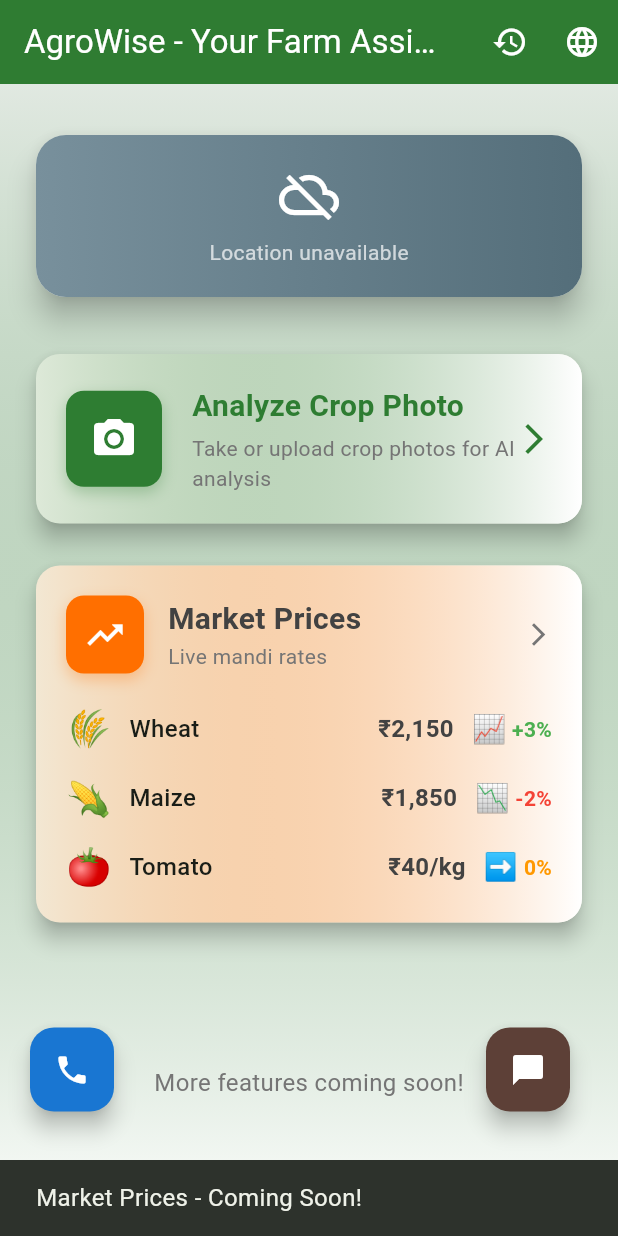
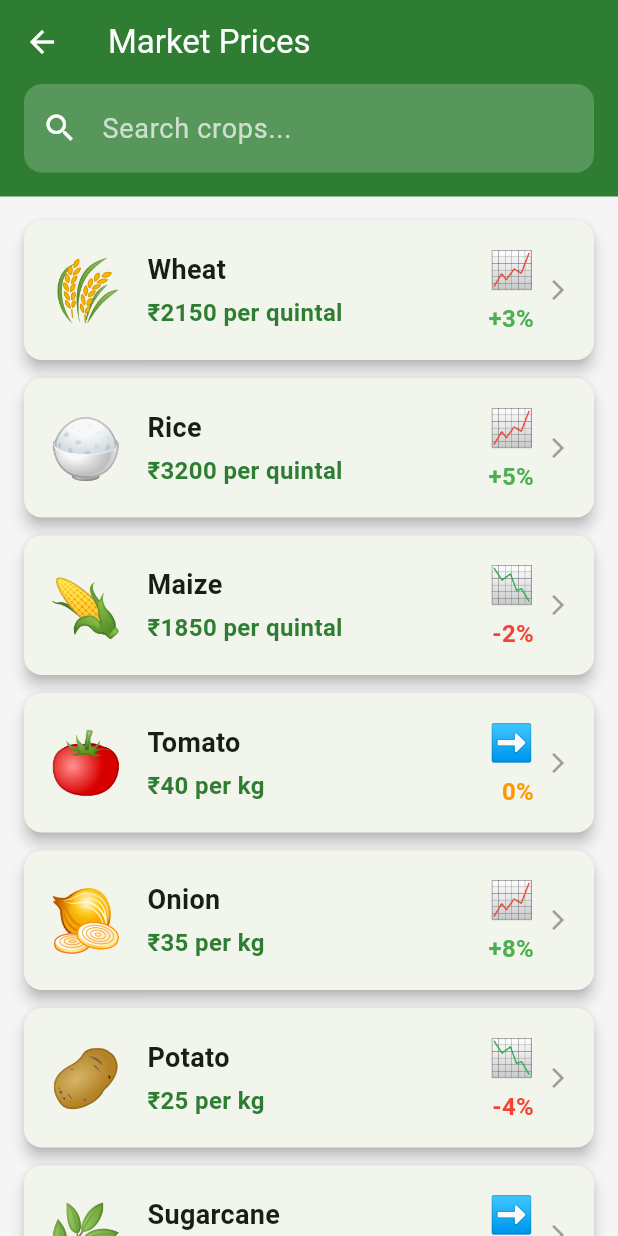
Before and after one commit to Yashasvi2229/agrowise-dashboard, a Flutter app: the screen it shows after launch, after a tap on "Market Prices", on a phone screen of 412 x 824 dp. Run offline on Flutter 3.47's test engine with Material 3 defaults, Android fonts, the phone set to English and light mode, and no system bars; our stand-ins replace geocoding, geolocator, image_picker, shared_preferences.

Commit message:
Add market prices detail screen with search functionality

```diff
--- /dev/null
+++ b/lib/screens/market_prices_screen.dart
@@ -0,0 +1,201 @@
+import 'package:flutter/material.dart';
+
+class MarketPricesScreen extends StatefulWidget {
+  const MarketPricesScreen({super.key});
+
+  @override
+  State<MarketPricesScreen> createState() => _MarketPricesScreenState();
+}
+
+class _MarketPricesScreenState extends State<MarketPricesScreen> {
+  final TextEditingController _searchController = TextEditingController();
+  String _searchQuery = '';
+
+  // Sample crop data - will be replaced with real API data
+  final List<Map<String, dynamic>> _crops = [
+    {'name': 'Wheat', 'emoji': '🌾', 'price': 2150, 'unit': 'quintal', 'trend': 'up', 'change': 3},
+    {'name': 'Rice', 'emoji': '🍚', 'price': 3200, 'unit': 'quintal', 'trend': 'up', 'change': 5},
+    {'name': 'Maize', 'emoji': '🌽', 'price': 1850, 'unit': 'quintal', 'trend': 'down', 'change': -2},
+    {'name': 'Tomato', 'emoji': '🍅', 'price': 40, 'unit': 'kg', 'trend': 'stable', 'change': 0},
+    {'name': 'Onion', 'emoji': '🧅', 'price': 35, 'unit': 'kg', 'trend': 'up', 'change': 8},
+    {'name': 'Potato', 'emoji': '🥔', 'price': 25, 'unit': 'kg', 'trend': 'down', 'change': -4},
+    {'name': 'Sugarcane', 'emoji': '🌿', 'price': 350, 'unit': 'quintal', 'trend': 'stable', 'change': 0},
+    {'name': 'Cotton', 'emoji': '☁️', 'price': 6500, 'unit': 'quintal', 'trend': 'up', 'change': 2},
+  ];
+
+  List<Map<String, dynamic>> get _filteredCrops {
+    if (_searchQuery.isEmpty) {
+      return _crops;
+    }
+    return _crops.where((crop) =>
+        crop['name'].toLowerCase().contains(_searchQuery.toLowerCase())
+    ).toList();
+  }
+
+  @override
+  Widget build(BuildContext context) {
+    return Scaffold(
+      appBar: AppBar(
+        title: const Text('Market Prices'),
+        elevation: 0,
+      ),
+      body: Column(
+        children: [
+          // Search Bar
+          Container(
+            color: const Color(0xFF2E7D32),
+            padding: const EdgeInsets.fromLTRB(16, 0, 16, 16),
+            child: TextField(
+              controller: _searchController,
+              onChanged: (value) {
+                setState(() {
+                  _searchQuery = value;
+                });
+              },
+              style: const TextStyle(color: Colors.white),
+              decoration: InputDecoration(
+                hintText: 'Search crops...',
+                hintStyle: const TextStyle(color: Colors.white70),
+                prefixIcon: const Icon(Icons.search, color: Colors.white),
+                suffix: _searchQuery.isNotEmpty
+                    ? IconButton(
+                        icon: const Icon(Icons.clear, color: Colors.white),
+                        onPressed: () {
+                          _searchController.clear();
+                          setState(() {
+                            _searchQuery = '';
+                          });
+                        },
+                      )
+                    : null,
+                filled: true,
+                fillColor: Colors.white.withOpacity(0.2),
+                border: OutlineInputBorder(
+                  borderRadius: BorderRadius.circular(12),
+                  borderSide: BorderSide.none,
+                ),
+              ),
+            ),
+          ),
+
+          // Crop List
+          Expanded(
+            child: _filteredCrops.isEmpty
+                ? const Center(
+                    child: Text(
+                      'No crops found',
+                      style: TextStyle(fontSize: 16, color: Colors.grey),
+                    ),
+                  )
+                : ListView.builder(
+                    padding: const EdgeInsets.all(16),
+                    itemCount: _filteredCrops.length,
+                    itemBuilder: (context, index) {
+                      final crop = _filteredCrops[index];
+                      return _buildCropCard(crop);
+                    },
+                  ),
+          ),
+        ],
+      ),
+    );
+  }
+
+  Widget _buildCropCard(Map<String, dynamic> crop) {
+    Color trendColor = crop['trend'] == 'up'
+        ? Colors.green
+        : crop['trend'] == 'down'
+            ? Colors.red
+            : Colors.orange;
+
+    String trendIcon = crop['trend'] == 'up'
+        ? '📈'
+        : crop['trend'] == 'down'
+            ? '📉'
+            : '➡️';
+
+    return Card(
+      margin: const EdgeInsets.only(bottom: 12),
+      shape: RoundedRectangleBorder(borderRadius: BorderRadius.circular(12)),
+      child: InkWell(
+        onTap: () {
+          // TODO: Navigate to crop detail screen
+          ScaffoldMessenger.of(context).showSnackBar(
+            SnackBar(content: Text('${crop['name']} details - Coming Soon!')),
+          );
+        },
+        borderRadius: BorderRadius.circular(12),
+        child: Padding(
+          padding: const EdgeInsets.all(16),
+          child: Row(
+            children: [
+              // Emoji
+              Text(
+                crop['emoji'],
+                style: const TextStyle(fontSize: 40),
+              ),
+              const SizedBox(width: 16),
+
+              // Crop info
+              Expanded(
+                child: Column(
+                  crossAxisAlignment: CrossAxisAlignment.start,
+                  children: [
+                    Text(
+                      crop['name'],
+                      style: const TextStyle(
+                        fontSize: 18,
+                        fontWeight: FontWeight.bold,
+                      ),
+                    ),
+                    const SizedBox(height: 4),
+                    Text(
+                      '₹${crop['price']} per ${crop['unit']}',
+                      style: const TextStyle(
+                        fontSize: 16,
+                        color: Color(0xFF2E7D32),
+                        fontWeight: FontWeight.w600,
+                      ),
+                    ),
+                  ],
+                ),
+              ),
+
+              // Trend
+              Column(
+                crossAxisAlignment: CrossAxisAlignment.end,
+                children: [
+                  Text(
+                    trendIcon,
+                    style: const TextStyle(fontSize: 24),
+                  ),
+                  const SizedBox(height: 4),
+                  Text(
+                    '${crop['change'] > 0 ? '+' : ''}${crop['change']}%',
+                    style: TextStyle(
+                      fontSize: 16,
+                      fontWeight: FontWeight.bold,
+                      color: trendColor,
+                    ),
+                  ),
+                ],
+              ),
+              const SizedBox(width: 8),
+              const Icon(
+                Icons.arrow_forward_ios,
+                size: 16,
+                color: Colors.grey,
+              ),
+            ],
+          ),
+        ),
+      ),
+    );
+  }
+
+  @override
+  void dispose() {
+    _searchController.dispose();
+    super.dispose();
+  }
+}
--- a/lib/widgets/market_prices_card.dart
+++ b/lib/widgets/market_prices_card.dart
@@ -1,4 +1,5 @@
 import 'package:flutter/material.dart';
+import '../screens/market_prices_screen.dart';
 
 class MarketPricesCard extends StatelessWidget {
   const MarketPricesCard({super.key});
@@ -10,9 +11,11 @@ class MarketPricesCard extends StatelessWidget {
       shape: RoundedRectangleBorder(borderRadius: BorderRadius.circular(16)),
       child: InkWell(
         onTap: () {
-          // TODO: Navigate to market prices screen
-          ScaffoldMessenger.of(context).showSnackBar(
-            const SnackBar(content: Text('Market Prices - Coming Soon!')),
+          Navigator.push(
+            context,
+            MaterialPageRoute(
+              builder: (context) => const MarketPricesScreen(),
+            ),
           );
         },
         borderRadius: BorderRadius.circular(16),
```
